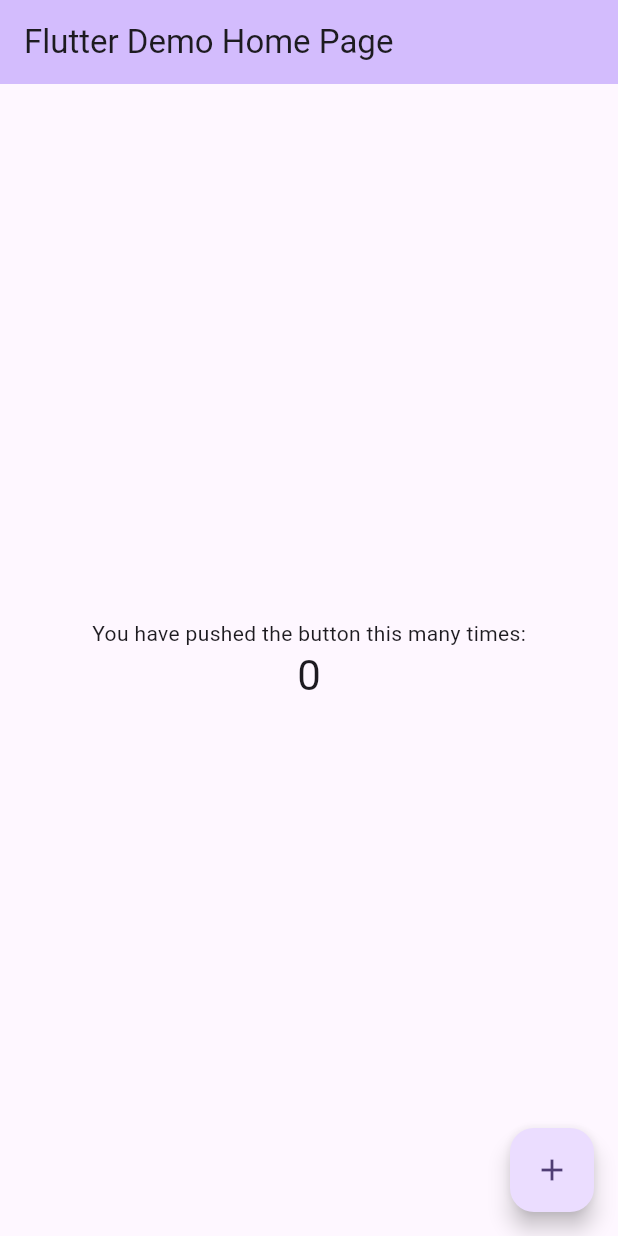
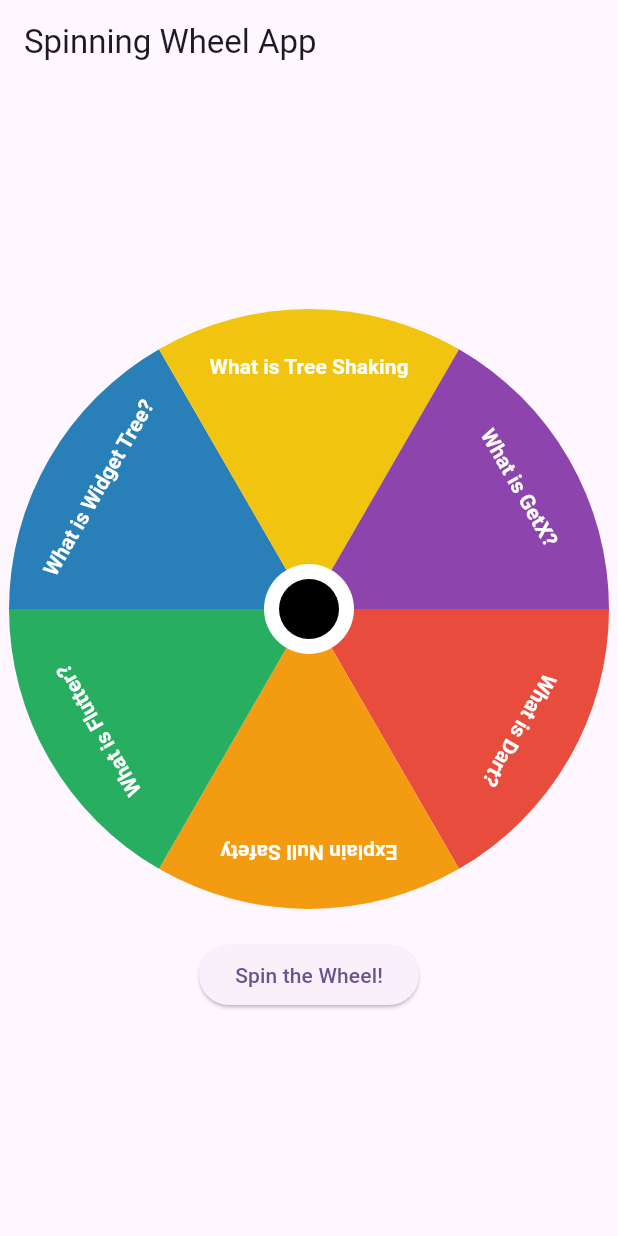
Before and after one commit to suyashR007/spin_wheel, a Flutter app: the screen it shows after launch, on a phone screen of 412 x 824 dp. Run offline on Flutter 3.47's test engine with Material 3 defaults, Android fonts, the phone set to English and light mode, and no system bars.

Commit message:
Spinning wheel set up

```diff
--- a/lib/main.dart
+++ b/lib/main.dart
@@ -1,4 +1,5 @@
 import 'package:flutter/material.dart';
+import 'package:spin_wheel/screens/spin_wheel.dart';
 
 void main() {
   runApp(const MyApp());
@@ -7,119 +8,28 @@
 class MyApp extends StatelessWidget {
   const MyApp({super.key});
 
-  // This widget is the root of your application.
   @override
   Widget build(BuildContext context) {
+    const List<String> questions = [
+      'What is Dart?',
+      'Explain Null Safety',
+      'What is Flutter?',
+      'What is Widget Tree?',
+      'What is Tree Shaking',
+      'What is GetX?',
+    ];
+
     return MaterialApp(
-      title: 'Flutter Demo',
-      theme: ThemeData(
-        // This is the theme of your application.
-        //
-        // TRY THIS: Try running your application with "flutter run". You'll see
-        // the application has a purple toolbar. Then, without quitting the app,
-        // try changing the seedColor in the colorScheme below to Colors.green
-        // and then invoke "hot reload" (save your changes or press the "hot
-        // reload" button in a Flutter-supported IDE, or press "r" if you used
-        // the command line to start the app).
-        //
-        // Notice that the counter didn't reset back to zero; the application
-        // state is not lost during the reload. To reset the state, use hot
-        // restart instead.
-        //
-        // This works for code too, not just values: Most code changes can be
-        // tested with just a hot reload.
-        colorScheme: ColorScheme.fromSeed(seedColor: Colors.deepPurple),
-        useMaterial3: true,
-      ),
-      home: const MyHomePage(title: 'Flutter Demo Home Page'),
-    );
+        title: 'Flutter Demo',
+        theme: ThemeData(
+          colorScheme: ColorScheme.fromSeed(seedColor: Colors.deepPurple),
+          useMaterial3: true,
+        ),
+        home: Scaffold(
+          appBar: AppBar(
+            title: const Text('Spinning Wheel App'),
+          ),
+          body: const SpinningWheel(questions: questions),
+        ));
   }
 }
-
-class MyHomePage extends StatefulWidget {
-  const MyHomePage({super.key, required this.title});
-
-  // This widget is the home page of your application. It is stateful, meaning
-  // that it has a State object (defined below) that contains fields that affect
-  // how it looks.
-
-  // This class is the configuration for the state. It holds the values (in this
-  // case the title) provided by the parent (in this case the App widget) and
-  // used by the build method of the State. Fields in a Widget subclass are
-  // always marked "final".
-
-  final String title;
-
-  @override
-  State<MyHomePage> createState() => _MyHomePageState();
-}
-
-class _MyHomePageState extends State<MyHomePage> {
-  int _counter = 0;
-
-  void _incrementCounter() {
-    setState(() {
-      // This call to setState tells the Flutter framework that something has
-      // changed in this State, which causes it to rerun the build method below
-      // so that the display can reflect the updated values. If we changed
-      // _counter without calling setState(), then the build method would not be
-      // called again, and so nothing would appear to happen.
-      _counter++;
-    });
-  }
-
-  @override
-  Widget build(BuildContext context) {
-    // This method is rerun every time setState is called, for instance as done
-    // by the _incrementCounter method above.
-    //
-    // The Flutter framework has been optimized to make rerunning build methods
-    // fast, so that you can just rebuild anything that needs updating rather
-    // than having to individually change instances of widgets.
-    return Scaffold(
-      appBar: AppBar(
-        // TRY THIS: Try changing the color here to a specific color (to
-        // Colors.amber, perhaps?) and trigger a hot reload to see the AppBar
-        // change color while the other colors stay the same.
-        backgroundColor: Theme.of(context).colorScheme.inversePrimary,
-        // Here we take the value from the MyHomePage object that was created by
-        // the App.build method, and use it to set our appbar title.
-        title: Text(widget.title),
-      ),
-      body: Center(
-        // Center is a layout widget. It takes a single child and positions it
-        // in the middle of the parent.
-        child: Column(
-          // Column is also a layout widget. It takes a list of children and
-          // arranges them vertically. By default, it sizes itself to fit its
-          // children horizontally, and tries to be as tall as its parent.
-          //
-          // Column has various properties to control how it sizes itself and
-          // how it positions its children. Here we use mainAxisAlignment to
-          // center the children vertically; the main axis here is the vertical
-          // axis because Columns are vertical (the cross axis would be
-          // horizontal).
-          //
-          // TRY THIS: Invoke "debug painting" (choose the "Toggle Debug Paint"
-          // action in the IDE, or press "p" in the console), to see the
-          // wireframe for each widget.
-          mainAxisAlignment: MainAxisAlignment.center,
-          children: <Widget>[
-            const Text(
-              'You have pushed the button this many times:',
-            ),
-            Text(
-              '$_counter',
-              style: Theme.of(context).textTheme.headlineMedium,
-            ),
-          ],
-        ),
-      ),
-      floatingActionButton: FloatingActionButton(
-        onPressed: _incrementCounter,
-        tooltip: 'Increment',
-        child: const Icon(Icons.add),
-      ), // This trailing comma makes auto-formatting nicer for build methods.
-    );
-  }
-}
--- /dev/null
+++ b/lib/screens/spin_wheel.dart
@@ -0,0 +1,100 @@
+import 'dart:math';
+import 'package:flutter/material.dart';
+import 'package:spin_wheel/screens/spinning_wheel_widget.dart';
+import 'package:vector_math/vector_math_64.dart' as math;
+
+class SpinningWheel extends StatefulWidget {
+  final List<String> questions;
+
+  const SpinningWheel({super.key, required this.questions});
+
+  @override
+  State<SpinningWheel> createState() => _SpinningWheelState();
+}
+
+class _SpinningWheelState extends State<SpinningWheel>
+    with SingleTickerProviderStateMixin {
+  late AnimationController _controller;
+  late Animation<double> _animation;
+  final Random _random = Random();
+  double _angle = 0;
+
+  @override
+  void initState() {
+    super.initState();
+    _controller = AnimationController(
+      duration: const Duration(seconds: 5),
+      vsync: this,
+    );
+
+    _animation = Tween<double>(begin: 0, end: 1)
+        .animate(CurvedAnimation(parent: _controller, curve: Curves.easeOut))
+      ..addListener(() {
+        setState(() {
+          _angle = _animation.value * 2 * pi;
+        });
+      })
+      ..addStatusListener((status) {
+        if (status == AnimationStatus.completed) {
+          _controller.reset();
+          _showSelectedQuestion();
+        }
+      });
+  }
+
+  void _spinWheel() {
+    _controller.forward(from: 0.0);
+  }
+
+  void _showSelectedQuestion() {
+    int index = (_angle ~/ (2 * pi / widget.questions.length)) %
+        widget.questions.length;
+    showDialog(
+      context: context,
+      builder: (_) => AlertDialog(
+        title: const Text("Selected Question"),
+        content: Text(widget.questions[index]),
+        actions: <Widget>[
+          TextButton(
+            child: const Text('OK'),
+            onPressed: () {
+              Navigator.of(context).pop();
+            },
+          ),
+        ],
+      ),
+    );
+  }
+
+  @override
+  Widget build(BuildContext context) {
+    return Center(
+      child: Column(
+        mainAxisAlignment: MainAxisAlignment.center,
+        children: [
+          Transform.rotate(
+            angle: _angle,
+            child: SizedBox(
+              height: 400,
+              width: 400,
+              child: CustomPaint(
+                painter: WheelPainter(widget.questions),
+              ),
+            ),
+          ),
+          const SizedBox(height: 20),
+          ElevatedButton(
+            onPressed: _spinWheel,
+            child: const Text('Spin the Wheel!'),
+          ),
+        ],
+      ),
+    );
+  }
+
+  @override
+  void dispose() {
+    _controller.dispose();
+    super.dispose();
+  }
+}
--- /dev/null
+++ b/lib/screens/spinning_wheel_widget.dart
@@ -0,0 +1,87 @@
+import 'dart:math';
+
+import 'package:flutter/material.dart';
+
+class WheelPainter extends CustomPainter {
+  final List<String> questions;
+  final List<Color> segmentColors = const [
+    Color(0xFFE74C3C), // Red
+    Color(0xFFF39C12), // Orange
+    Color(0xFF27AE60), // Green
+    Color(0xFF2980B9), // Blue
+    Color(0xFFF1C40F), // Yellow
+    Color(0xFF8E44AD), // Purple
+    Color(0xFFE67E22), // Dark Orange
+    Color(0xFF1ABC9C), // Turquoise
+    Color(0xFF3498DB), // Light Blue
+    Color(0xFFD35400), // Dark Red
+  ];
+
+  WheelPainter(this.questions);
+
+  @override
+  void paint(Canvas canvas, Size size) {
+    final paint = Paint()
+      ..style = PaintingStyle.fill
+      ..strokeWidth = 4.0;
+
+    const textStyle = TextStyle(
+      color: Colors.white,
+      fontSize: 14,
+      fontWeight: FontWeight.bold,
+    );
+
+    final radius = size.width / 2;
+    final anglePerSegment = 2 * pi / questions.length;
+
+    for (int i = 0; i < questions.length; i++) {
+      final angle = i * anglePerSegment;
+      paint.color = segmentColors[i % segmentColors.length];
+
+      canvas.drawArc(
+        Rect.fromCircle(center: Offset(radius, radius), radius: radius),
+        angle,
+        anglePerSegment,
+        true,
+        paint,
+      );
+
+      canvas.save();
+      canvas.translate(radius, radius);
+      canvas.rotate(angle + anglePerSegment / 2);
+      canvas.rotate(pi / 2);
+
+      final textPainter = TextPainter(
+        text: TextSpan(text: questions[i], style: textStyle),
+        textAlign: TextAlign.center,
+        textDirection: TextDirection.ltr,
+        maxLines: 1,
+      );
+
+      textPainter.layout(
+        minWidth: 0,
+        maxWidth: radius * 0.8,
+      );
+
+      final textOffset = Offset(
+        -textPainter.width / 2,
+        -radius * 0.85,
+      );
+
+      textPainter.paint(canvas, textOffset);
+
+      canvas.restore();
+    }
+
+    paint.color = Colors.white;
+    canvas.drawCircle(Offset(radius, radius), 30, paint);
+
+    paint.color = Colors.black;
+    canvas.drawCircle(Offset(radius, radius), 20, paint);
+  }
+
+  @override
+  bool shouldRepaint(covariant CustomPainter oldDelegate) {
+    return true;
+  }
+}
```
